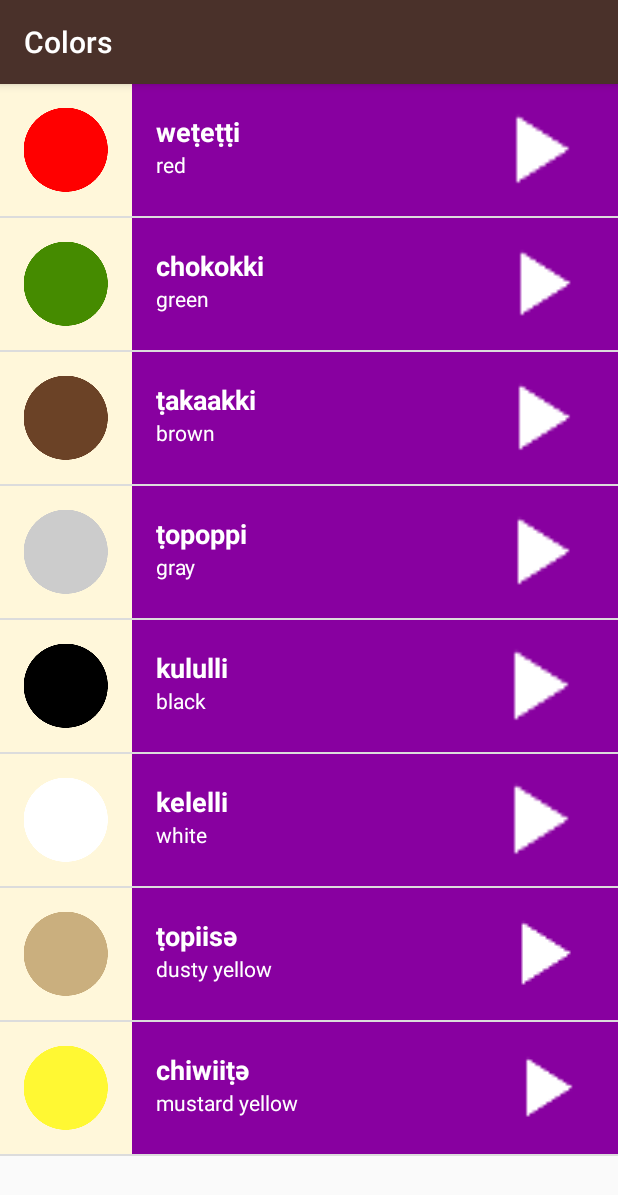
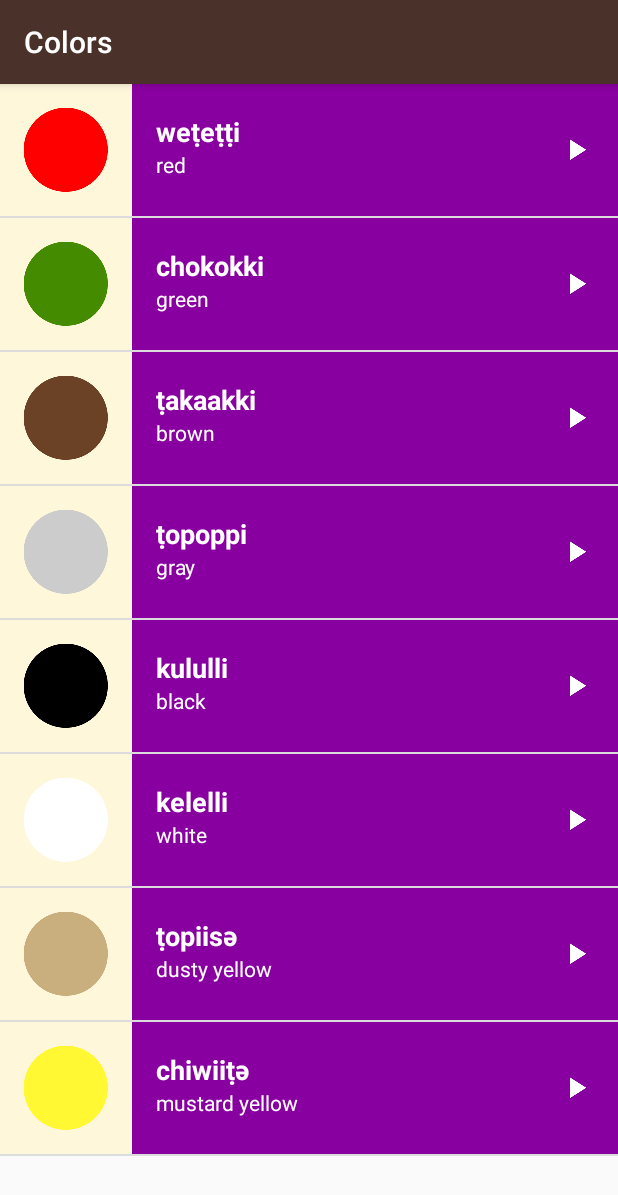
Before and after one commit to ctam91/Miwok, an Android app: the ColorsActivity screen opened directly, with no data from a screen before it, on a phone screen of 412 x 824 dp. Shown: the top 1195 px of the screen. Run offline under Robolectric (Android 15) with nearby library versions, the phone set to English and light mode, and no system bars.

Commit message:
refactor code

```diff
--- a/app/src/main/res/layout/list_item.xml
+++ b/app/src/main/res/layout/list_item.xml
@@ -18,7 +18,7 @@
         android:id="@+id/list_row"
         android:layout_width="wrap_content"
         android:layout_height="@dimen/list_item_height"
-        android:layout_weight="3"
+        android:layout_weight="1"
         android:orientation="vertical">
 
         <TextView
--- a/app/src/main/res/values/styles.xml
+++ b/app/src/main/res/values/styles.xml
@@ -65,7 +65,6 @@
     <!-- Style for White Play Button -->
     <style name="white_arrow_style">
         <item name="android:layout_height">88dp</item>
-        <item name="android:layout_weight">1</item>
         <item name="android:background">@color/category_numbers</item>
         <item name="android:layout_width">wrap_content</item>
         <item name="android:paddingRight">16dp</item>
```
